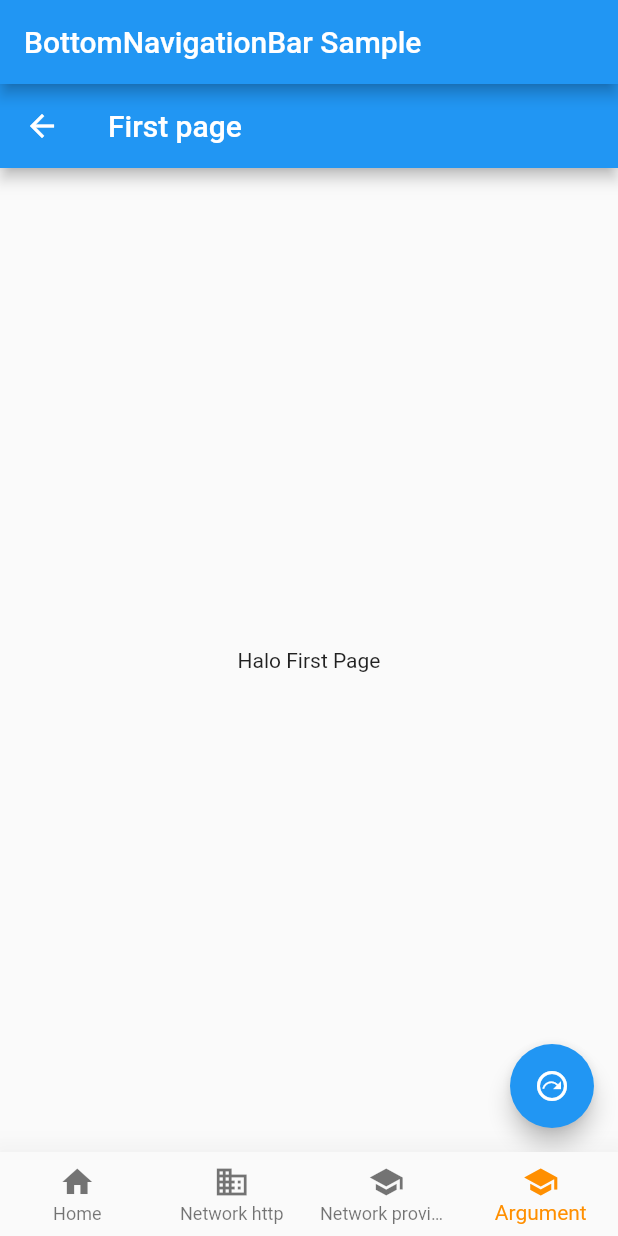
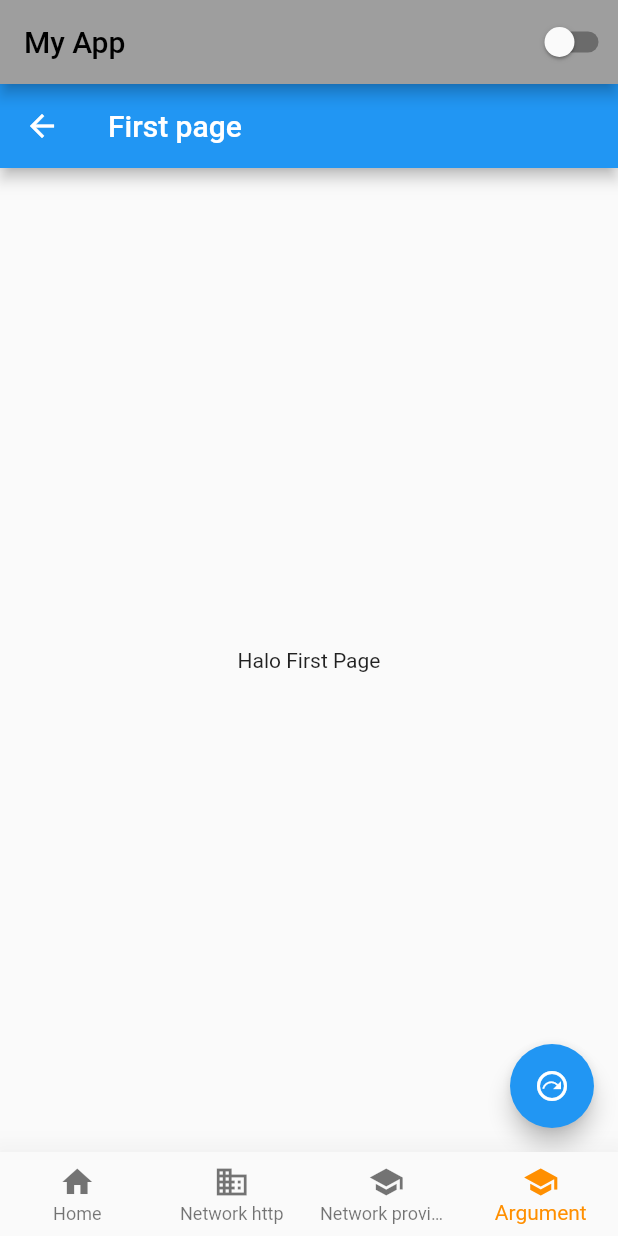
Before and after one commit to arbaelbarca/sub-flutter-newbie, a Flutter app: the screen it shows after launch, item 4 of the bottom bar chosen, on a phone screen of 412 x 824 dp. Run offline on Flutter 3.47's test engine with Material 2 defaults, Android fonts, the phone set to English and light mode, and no system bars; our stand-ins replace fluttertoast, shared_preferences; missing offline and left inert: http_interceptor; accounts and stored records are empty; network calls fail.

Commit message:
impl shared preferences

```diff
--- a/lib/main.dart
+++ b/lib/main.dart
@@ -1,18 +1,19 @@
 import 'package:flutter/material.dart';
-import 'package:flutter/services.dart';
 import 'package:provider/provider.dart';
+import 'package:shared_preferences/shared_preferences.dart';
 import 'package:sub_newbie_dicoding/http/get_singledata_provider_http.dart';
 import 'package:sub_newbie_dicoding/http/get_user_provider.dart';
+import 'package:sub_newbie_dicoding/page/page_first.dart';
+import 'package:sub_newbie_dicoding/page/page_second.dart';
+import 'package:sub_newbie_dicoding/page/page_third.dart';
 import 'package:sub_newbie_dicoding/providers/all_product_tourism_providers.dart';
 import 'package:sub_newbie_dicoding/providers/cart_item_provider.dart';
 import 'package:sub_newbie_dicoding/screens/bottom_navbar_screen.dart';
 import 'package:sub_newbie_dicoding/screens/favorite_screens.dart';
 import 'package:sub_newbie_dicoding/screens/home.dart';
 import 'package:sub_newbie_dicoding/screens/login.dart';
-import 'package:sub_newbie_dicoding/page/page_first.dart';
-import 'package:sub_newbie_dicoding/page/page_second.dart';
-import 'package:sub_newbie_dicoding/page/page_third.dart';
 import 'package:sub_newbie_dicoding/screens/user_add_form_screen.dart';
+import 'package:sub_newbie_dicoding/widgets/themes.dart';
 
 void main() {
   // WidgetsFlutterBinding.ensureInitialized();
@@ -20,10 +21,49 @@ void main() {
   runApp(const MyApp());
 }
 
-class MyApp extends StatelessWidget {
+class MyApp extends StatefulWidget {
   const MyApp({super.key});
 
+  @override
+  State<MyApp> createState() => _MyAppState();
+}
+
+class _MyAppState extends State<MyApp> {
   // This widget is the root of your application.
+
+  late bool isLightDark = false;
+
+  late SharedPreferences sharedPreferences;
+
+  @override
+  void initState() {
+    print("respon IniState()");
+    super.initState();
+    initPreferences();
+  }
+
+  initPreferences() async {
+    sharedPreferences = await SharedPreferences.getInstance();
+    setState(() {});
+  }
+
+  ThemeData getIsThemePreference() {
+    ThemeData theme;
+    var getIsDark = sharedPreferences.getBool("themeData");
+    print("respon Isdark " + getIsDark.toString());
+    if (getIsDark.toString() == "true") {
+      theme = ThemeUtils().darkTheme;
+      isLightDark = true;
+    } else {
+      theme = ThemeUtils().lightTheme;
+      isLightDark = false;
+    }
+
+    setState(() {});
+
+    return theme;
+  }
+
   @override
   Widget build(BuildContext context) {
     return MultiProvider(
@@ -36,10 +76,7 @@ class MyApp extends StatelessWidget {
       child: MaterialApp(
         debugShowCheckedModeBanner: false,
         title: 'Flutter Demo',
-        theme: ThemeData(
-          colorScheme: ColorScheme.fromSeed(seedColor: Colors.deepPurple),
-          useMaterial3: true,
-        ),
+        theme: getIsThemePreference(),
         initialRoute: BottomNavbarPage.nameRoute,
         routes: {
           LoginApp.nameRoute: (context) => const LoginApp(),
--- a/lib/model/tourism_place.dart
+++ b/lib/model/tourism_place.dart
@@ -1,5 +1,4 @@
 import 'package:flutter/material.dart';
-import 'package:provider/provider.dart';
 
 class TourismPlace with ChangeNotifier {
   String id;
--- a/lib/screens/bottom_navbar_screen.dart
+++ b/lib/screens/bottom_navbar_screen.dart
@@ -1,12 +1,11 @@
 import 'package:flutter/material.dart';
+import 'package:shared_preferences/shared_preferences.dart';
+import 'package:sub_newbie_dicoding/main.dart';
 import 'package:sub_newbie_dicoding/page/page_first.dart';
-import 'package:sub_newbie_dicoding/page/page_second.dart';
-import 'package:sub_newbie_dicoding/page/page_third.dart';
-import 'package:sub_newbie_dicoding/screens/favorite_screens.dart';
-import 'package:sub_newbie_dicoding/screens/home.dart';
 import 'package:sub_newbie_dicoding/screens/login.dart';
 import 'package:sub_newbie_dicoding/screens/network_provider_screen.dart';
 import 'package:sub_newbie_dicoding/screens/network_screen.dart';
+import 'package:sub_newbie_dicoding/widgets/themes.dart';
 
 class BottomNavbarPage extends StatefulWidget {
   static const nameRoute = "/bottomNavbarPage";
@@ -20,18 +19,9 @@ class BottomNavbarPage extends StatefulWidget {
 class _BottomNavbarPageState extends State<BottomNavbarPage> {
   int _selectedIndex = 0;
 
-  static const TextStyle optionStyle =
-      TextStyle(fontSize: 30, fontWeight: FontWeight.bold);
+  bool isLightDark = false;
+
   static const List<Widget> _widgetOptions = <Widget>[
-    // Center(
-    //   // child: Text(
-    //   //   'Index 0: Home',
-    //   //   style: optionStyle,
-    //   // ),
-    //   child: MaterialApp(
-    //     home: HomePage("oko"),
-    //   ),
-    // ),
     LoginApp(),
     NetworkPage(),
     NetworkPageProvider(),
@@ -44,13 +34,68 @@ class _BottomNavbarPageState extends State<BottomNavbarPage> {
     });
   }
 
+
+  @override
+  void initState() {
+    print("respon IniState()");
+    super.initState();
+    initPreferences();
+  }
+
+
+  late SharedPreferences sharedPreferences;
+
+  void changeTheme(bool isValue) {
+    isLightDark = isValue;
+    initPreferences();
+    initSetValuePreference();
+  }
+
+  void initSetValuePreference() {
+    sharedPreferences.setBool("themeData", isLightDark);
+  }
+
+  initPreferences() async {
+    sharedPreferences = await SharedPreferences.getInstance();
+    setState(() {});
+  }
+
+
+  ThemeData getIsThemePreference() {
+    ThemeData theme;
+    var getIsDark = sharedPreferences.getBool("themeData");
+    print("respon Isdark $getIsDark");
+    if (getIsDark.toString() == "true") {
+      theme = ThemeUtils().darkTheme;
+      isLightDark = true;
+    } else {
+      theme = ThemeUtils().lightTheme;
+      isLightDark = false;
+    }
+
+    setState(() {});
+
+    return theme;
+  }
+
   @override
   Widget build(BuildContext context) {
+    print("respon builds()");
     return MaterialApp(
       debugShowCheckedModeBanner: false,
+      theme: getIsThemePreference(),
       home: Scaffold(
           appBar: AppBar(
-          title: const Text('BottomNavigationBar Sample'),
+            title: const Text('My App'),
+            actions: [
+              Switch(
+                value: isLightDark,
+                activeColor: Colors.yellow,
+                onChanged: (value) {
+                  changeTheme(value);
+                },
+              ),
+            ],
           ),
           body: Center(
             child: _widgetOptions.elementAt(_selectedIndex),
@@ -76,8 +121,7 @@ class _BottomNavbarPageState extends State<BottomNavbarPage> {
               type: BottomNavigationBarType.fixed,
               currentIndex: _selectedIndex,
               selectedItemColor: Colors.amber[800],
-            onTap: _onItemTapped)
-      ),
+              onTap: _onItemTapped)),
     );
   }
 }
--- a/lib/screens/detailscreen.dart
+++ b/lib/screens/detailscreen.dart
@@ -1,6 +1,5 @@
 import 'package:flutter/material.dart';
 import 'package:provider/provider.dart';
-import 'package:sub_newbie_dicoding/model/cart_item_model.dart';
 import 'package:sub_newbie_dicoding/providers/cart_item_provider.dart';
 import 'package:sub_newbie_dicoding/utils.dart';
 
--- a/lib/screens/home.dart
+++ b/lib/screens/home.dart
@@ -1,11 +1,7 @@
 import 'package:flutter/material.dart';
-import 'package:sub_newbie_dicoding/screens/detailscreen.dart';
+import 'package:sub_newbie_dicoding/page/page_first.dart';
 import 'package:sub_newbie_dicoding/screens/favorite_screens.dart';
-import 'package:sub_newbie_dicoding/screens/login.dart';
-import 'package:sub_newbie_dicoding/page/page_first.dart';
-import 'package:sub_newbie_dicoding/utils/circular_progress_dialog.dart';
 
-import '../model/tourism_place.dart';
 import '../widgets/listview_widgets.dart';
 
 class HomePage extends StatefulWidget {
--- a/lib/screens/login.dart
+++ b/lib/screens/login.dart
@@ -1,5 +1,4 @@
 import 'package:flutter/material.dart';
-import 'package:sub_newbie_dicoding/screens/bottom_navbar_screen.dart';
 import 'package:sub_newbie_dicoding/screens/home.dart';
 import 'package:sub_newbie_dicoding/utils.dart';
 
--- a/pubspec.yaml
+++ b/pubspec.yaml
@@ -39,6 +39,7 @@ dependencies:
   fluttertoast: ^8.1.1
   provider: ^6.0.5
   http_interceptor: ^1.0.1
+  shared_preferences: ^2.2.1
 #  http: ^1.1.0
 
 
```
Also changed, not shown: lib/page/page_second.dart (+5 -5 lines), lib/widgets/themes.dart (added, +21 -0 lines), pubspec.lock, 1 other file. Lines whose indentation alone changed are shown as unchanged.
